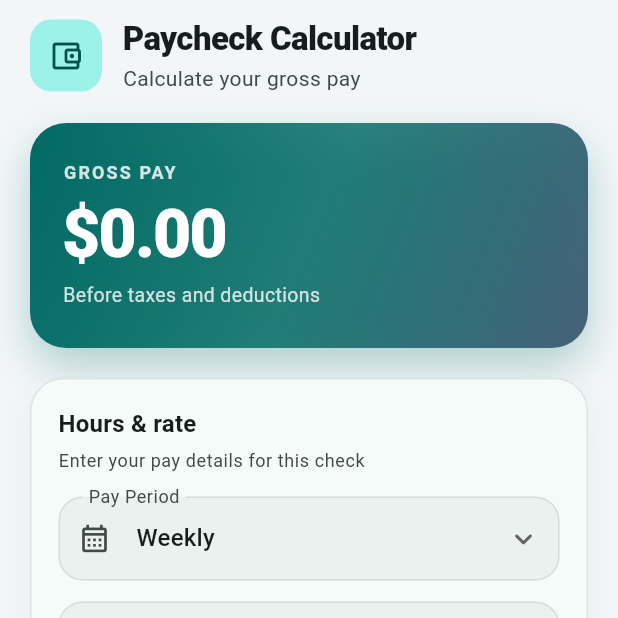
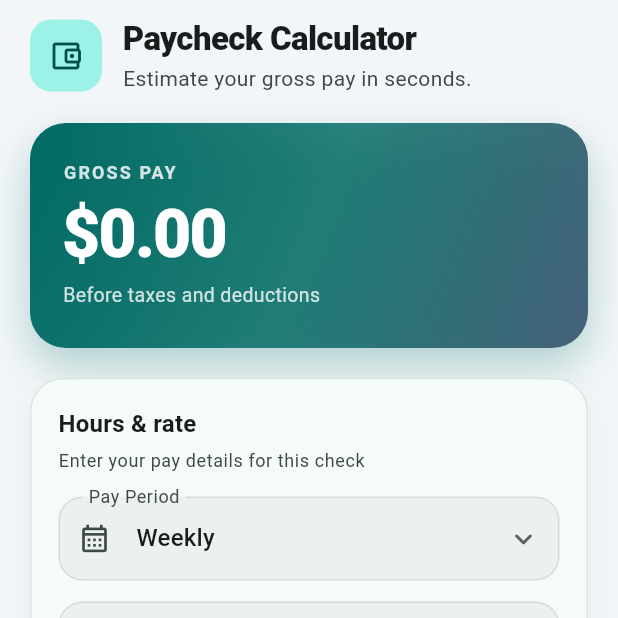
Before and after one commit to Snix-xinS/hassel-pay, a Flutter app: the screen it shows after launch, on a phone screen of 412 x 824 dp, the top half of it. Run offline on Flutter 3.47's test engine with Material 3 defaults, Android fonts, the phone set to English and light mode, and no system bars.

Commit message:
Add paycheck calculator subtitle

```diff
--- a/lib/main.dart
+++ b/lib/main.dart
@@ -459,7 +459,7 @@ class _AppHeader extends StatelessWidget {
               ),
               const SizedBox(height: 2),
               Text(
-                'Calculate your gross pay',
+                'Estimate your gross pay in seconds.',
                 style: Theme.of(context).textTheme.bodyMedium?.copyWith(
                       color: colorScheme.onSurfaceVariant,
                     ),
```
